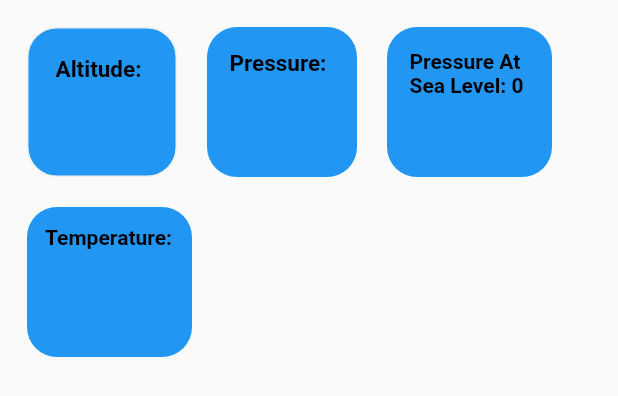
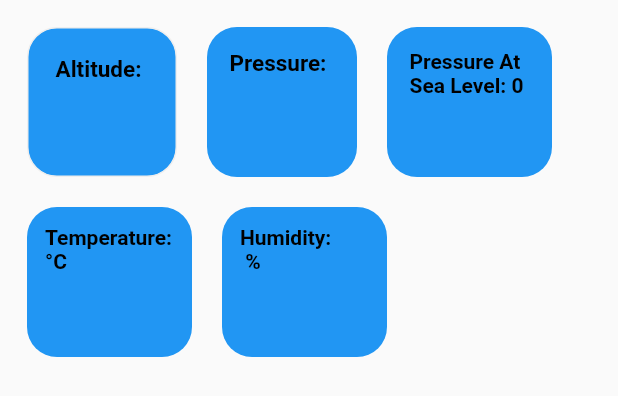
Before and after one commit to irehmaan/Esp32-with-Flutter-App, a Flutter app: the WeatherDataUI widget shown alone on an empty page, opened directly with empty values, on a phone screen of 412 x 824 dp. Shown: the top 396 px of the screen. Run offline on Flutter 3.47's test engine with Material 2 defaults, Android fonts, the phone set to English and light mode, and no system bars; our stand-ins replace firebase_auth, firebase_core, firebase_database; accounts and stored records are empty.

Commit message:
Displayed Data from DHT11

```diff
--- a/lib/data_ui/widgets/weatherdata_ui.dart
+++ b/lib/data_ui/widgets/weatherdata_ui.dart
@@ -80,7 +80,28 @@ class WeatherDataUI extends StatelessWidget {
               padding: const EdgeInsets.all(2.0),
               child: Text(
                 "Temperature: "
-                "${weatherData['Temp'].toString()}",
+                "${weatherData['Temp'].toString()}"
+                " °C",
+                style: const TextStyle(
+                    color: Colors.black,
+                    fontSize: 14,
+                    fontWeight: FontWeight.bold),
+              ),
+            ),
+          ),
+          Container(
+            decoration: BoxDecoration(
+                color: Colors.blue, borderRadius: BorderRadius.circular(20)),
+            margin: const EdgeInsets.all(10),
+            padding: const EdgeInsets.all(10),
+            height: 100,
+            width: 110,
+            child: Padding(
+              padding: const EdgeInsets.all(2.0),
+              child: Text(
+                "Humidity: \n"
+                "${weatherData['Humidity'].toString()}"
+                " %",
                 style: const TextStyle(
                     color: Colors.black,
                     fontSize: 14,
```
Also changed, not shown: 3 other files.
